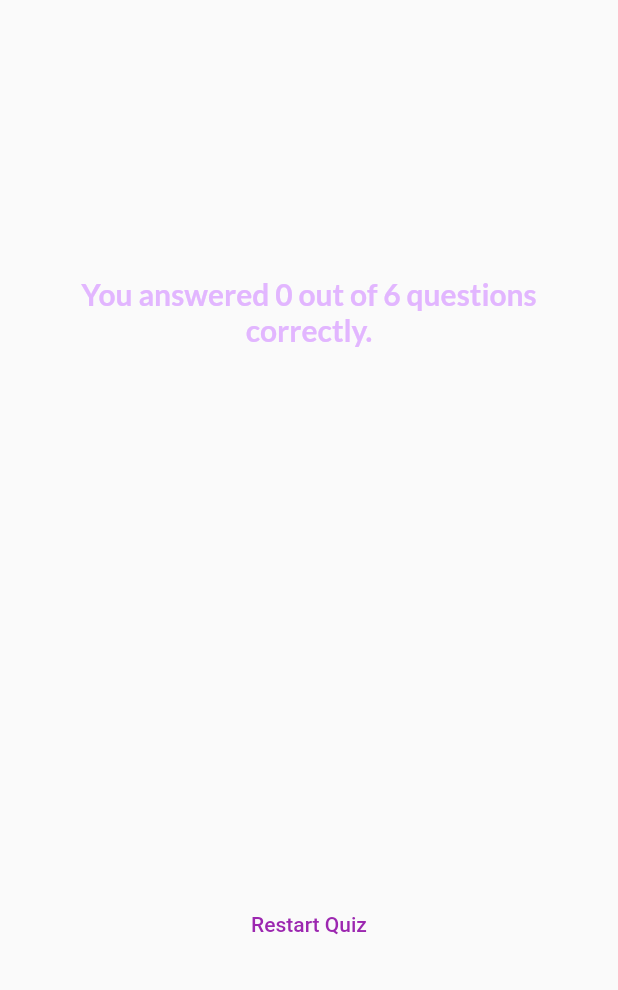
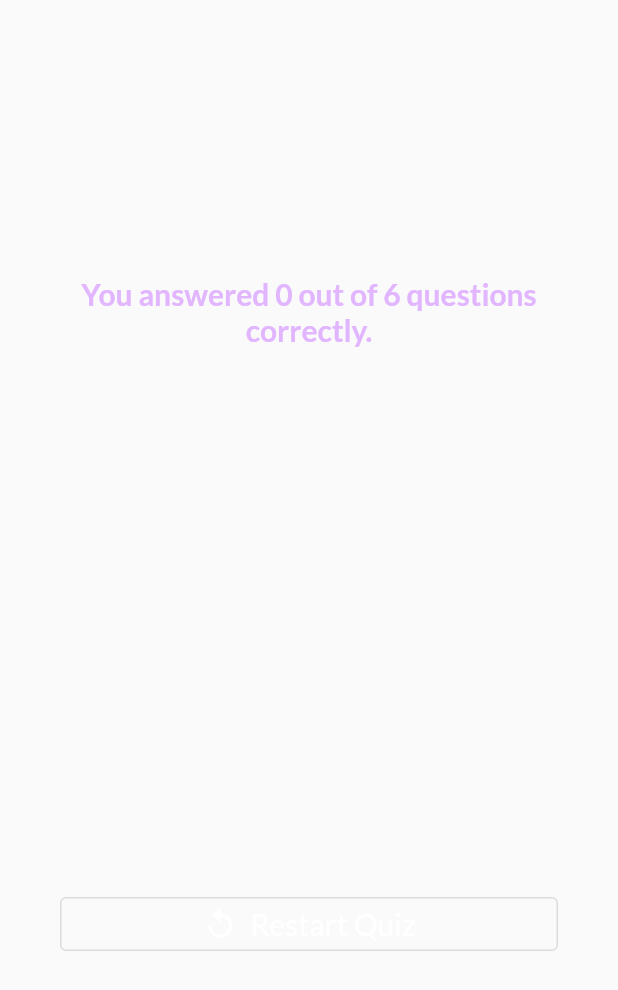
Before and after one commit to cnolan3/flutter_course, a Flutter app: the ResultsScreen widget shown alone on an empty page, opened directly with empty values, after a tap on "Restart Quiz", on a phone screen of 412 x 824 dp. Shown: the top 990 px of the screen. Run offline on Flutter 3.47's test engine with Material 2 defaults, Android fonts, the phone set to English and light mode, and no system bars; our stand-ins replace google_fonts.

Commit message:
quiz app: make "restart quiz" button funcitonal

```diff
--- a/quiz_app/lib/results_screen.dart
+++ b/quiz_app/lib/results_screen.dart
@@ -4,7 +4,10 @@ import 'package:quiz_app/questions_summary.dart';
 import 'package:google_fonts/google_fonts.dart';
 
 class ResultsScreen extends StatelessWidget {
-  const ResultsScreen({super.key, required this.selectedAnswers});
+  final void Function() restartQuiz;
+
+  const ResultsScreen(
+      {super.key, required this.selectedAnswers, required this.restartQuiz});
 
   final List<String> selectedAnswers;
 
@@ -53,8 +56,18 @@ class ResultsScreen extends StatelessWidget {
                   const SizedBox(
                     height: 30,
                   ),
-                  TextButton(
-                      onPressed: () {}, child: const Text('Restart Quiz'))
+                  OutlinedButton.icon(
+                      onPressed: () {
+                        restartQuiz();
+                      },
+                      style: OutlinedButton.styleFrom(
+                          foregroundColor: Colors.white),
+                      icon: const Icon(Icons.replay),
+                      label: Text(
+                        'Restart Quiz',
+                        style: GoogleFonts.lato(
+                            fontSize: 20, fontWeight: FontWeight.normal),
+                      ))
                 ])));
   }
 }
```
Also changed, not shown: quiz_app/lib/app.dart (+9 -0 lines).
